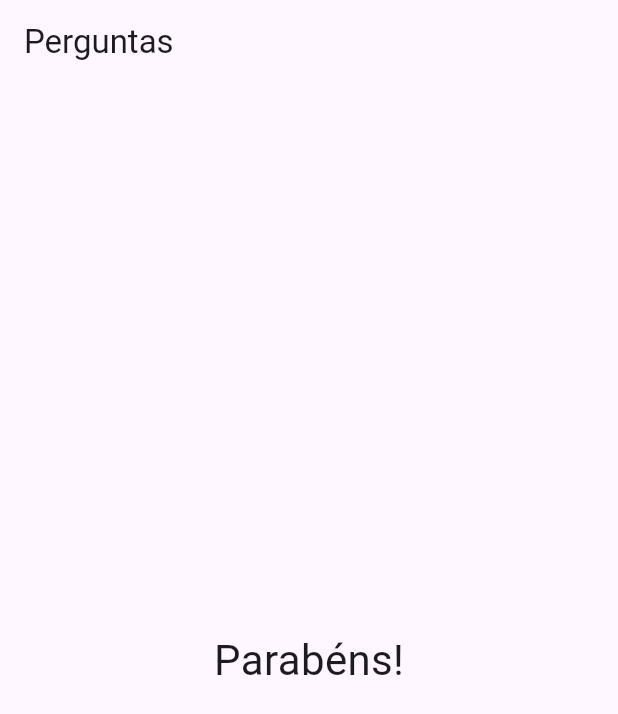
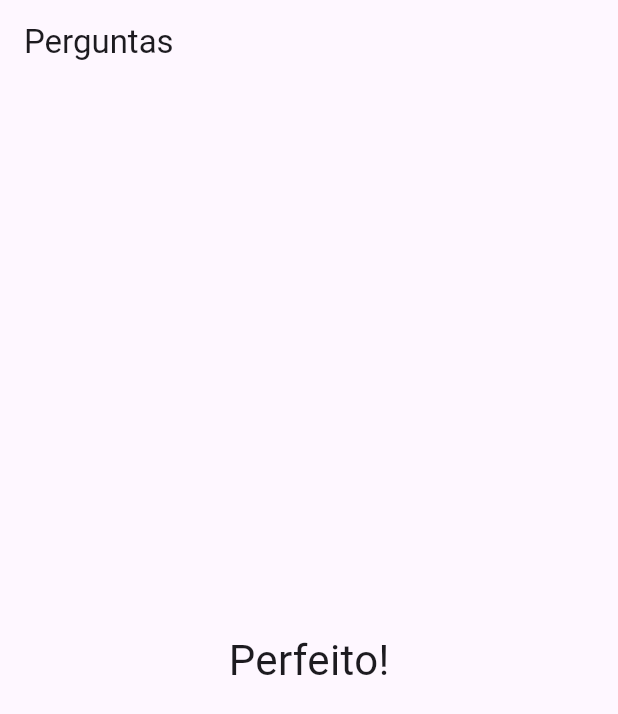
Before and after one commit to elias-ssouza/perguntas, a Flutter app: the screen it shows after launch, after a tap on "Preto", after a tap on "Cobra", after a tap on "Léo", on a phone screen of 412 x 824 dp. Shown: the top 714 px of the screen. Run offline on Flutter 3.47's test engine with Material 3 defaults, Android fonts, the phone set to English and light mode, and no system bars.

Commit message:
adicionando pontuacao

```diff
--- a/lib/main.dart
+++ b/lib/main.dart
@@ -6,26 +6,44 @@ main () => runApp(PerguntaAPP());
 
 class _PerguntaAPPState extends State<PerguntaAPP>{
   var _perguntaSelecionada = 0;
+  var _notaTotal = 0;
   final _perguntas = const [
       {
       'texto': 'Qual a sua cor favorita?',
-      'respostas':['Preto','Vermelho','Verde','Branco']
+      'respostas':[
+        {'texto': 'Preto', 'nota': 8},
+        {'texto': 'Vermelho', 'nota': 7},
+        {'texto': 'Verde', 'nota': 5},
+        {'texto': 'Branco', 'nota': 1}
+        ]
       },
       {
       'texto': 'Qual é o seu animal favorito?',
-      'respostas':['Coelho','Cobra','Elefante','Leão']
+      'respostas':[
+        {'texto': 'Coelho', 'nota': 8},
+        {'texto': 'Cobra', 'nota': 6},
+        {'texto': 'Elefante', 'nota': 5},
+        {'texto': 'Leão', 'nota': 1},
+        ]
       },
       {
         'texto': 'Qual é o seu instrutor favorito?',
-        'respostas': ['Maria','João','Léo','Pedro']
+        'respostas': [
+          {'texto': 'Maria', 'nota': 7},
+          {'texto': 'João', 'nota': 6},
+          {'texto': 'Léo', 'nota': 5},
+          {'texto': 'Pedro', 'nota':4},
+          ]
       }
     ];
-  void _responder() {
+  void _responder(int nota) {
     if(temPerguntaSelecionada){
       setState(() {
     _perguntaSelecionada++;
+    _notaTotal += nota;
     });
     }
+    print (_notaTotal);
   }
 
   bool get temPerguntaSelecionada{
@@ -42,7 +60,10 @@ class _PerguntaAPPState extends State<PerguntaAPP>{
         appBar: AppBar(
           title: const Text('Perguntas'),
           ),
-        body: temPerguntaSelecionada ? Questionario(perguntas: _perguntas, perguntaSelecionada: _perguntaSelecionada, responder: _responder): Resultado(),
+        body
+        : temPerguntaSelecionada ? Questionario(perguntas: _perguntas, perguntaSelecionada
+        : _perguntaSelecionada, responder: _responder)
+        : Resultado(_notaTotal),
     ),
     );
   }
--- a/lib/questionario.dart
+++ b/lib/questionario.dart
@@ -5,7 +5,7 @@ import './resposta.dart';
 class Questionario extends StatelessWidget {
   final int perguntaSelecionada;
   final List <Map<String, Object>> perguntas;
-  final void Function () responder;
+  final void Function (int) responder;
 
   Questionario({
     required this.perguntas,
@@ -19,11 +19,16 @@ class Questionario extends StatelessWidget {
 
   @override
   Widget build(BuildContext context) {
-    List<String> respostas = temPerguntaSelecionada ? perguntas[perguntaSelecionada].cast()['respostas'] : [];
+    List<Map<String, Object>> respostas = temPerguntaSelecionada ? perguntas[perguntaSelecionada].cast()['respostas'] : [];
     return Column (
           children: <Widget>[
             Questao(perguntas[perguntaSelecionada] ['texto'].toString()),
-            ...respostas.map((t) => Resposta(t, responder)).toList(),
+            ...respostas.map((resp) {
+              return Resposta(resp['texto']
+              .toString(),
+              () => responder(int.parse(resp['nota'].toString())),
+          );
+            }).toList(),
           ],
           );
   }
--- a/lib/resultado.dart
+++ b/lib/resultado.dart
@@ -3,11 +3,24 @@ import 'package:flutter/material.dart';
 
 class Resultado extends StatelessWidget {
 
+final int nota;
+Resultado(this.nota);
+String get fraseResultado{
+  if(nota < 8){
+   return 'Parabéns!';
+  } else if (nota < 12){
+    return 'Você é bom';
+  } else if (nota < 16){
+    return 'Impressionante';
+  } else {
+    return 'Perfeito!';
+  }
+}
 
   @override
   Widget build(BuildContext context) {
     return Center(
-            child: Text('Parabéns!', style: TextStyle(fontSize: 28),
+            child: Text(fraseResultado, style: TextStyle(fontSize: 28),
           ),
         );
   }
```
